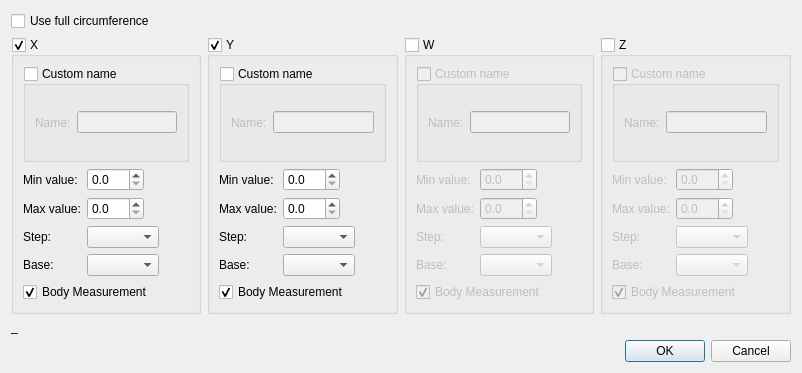
Old version of the form src/app/tape/dialogs/dialogsetupmultisize.ui in the repository dismine/valentina.
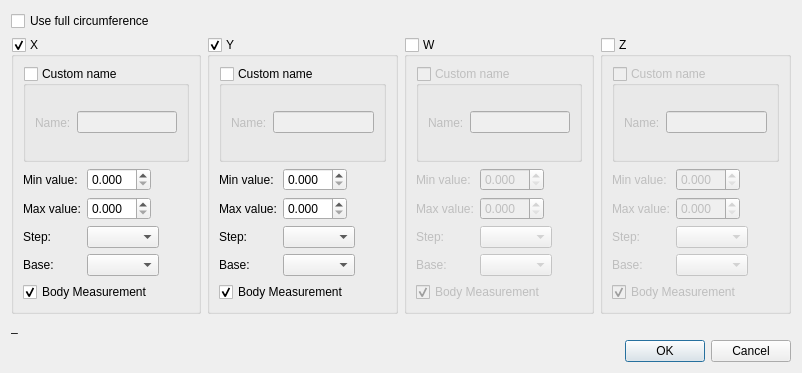
New version of the form. Icons and pictures are not drawn.

The edit to the form file:
```diff
--- a/src/app/tape/dialogs/dialogsetupmultisize.ui
+++ b/src/app/tape/dialogs/dialogsetupmultisize.ui
@@ -130,7 +130,7 @@
              <string>Minimal value described in the column</string>
             </property>
             <property name="decimals">
-             <number>1</number>
+             <number>3</number>
             </property>
            </widget>
           </item>
@@ -140,7 +140,7 @@
              <string>Maximal value described in the column</string>
             </property>
             <property name="decimals">
-             <number>1</number>
+             <number>3</number>
             </property>
            </widget>
           </item>
@@ -268,7 +268,10 @@
              <string>Minimal value described in the column</string>
             </property>
             <property name="decimals">
-             <number>1</number>
+             <number>3</number>
+            </property>
+            <property name="singleStep">
+             <double>1.000000000000000</double>
             </property>
            </widget>
           </item>
@@ -278,7 +281,7 @@
              <string>Maximal value described in the column</string>
             </property>
             <property name="decimals">
-             <number>1</number>
+             <number>3</number>
             </property>
            </widget>
           </item>
@@ -406,7 +409,7 @@
              <string>Minimal value described in the column</string>
             </property>
             <property name="decimals">
-             <number>1</number>
+             <number>3</number>
             </property>
            </widget>
           </item>
@@ -416,7 +419,7 @@
              <string>Maximal value described in the column</string>
             </property>
             <property name="decimals">
-             <number>1</number>
+             <number>3</number>
             </property>
            </widget>
           </item>
@@ -544,7 +547,7 @@
              <string>Minimal value described in the column</string>
             </property>
             <property name="decimals">
-             <number>1</number>
+             <number>3</number>
             </property>
            </widget>
           </item>
@@ -554,7 +557,7 @@
              <string>Maximal value described in the column</string>
             </property>
             <property name="decimals">
-             <number>1</number>
+             <number>3</number>
             </property>
            </widget>
           </item>
```
Left out of the diff: 12 changed lines with no effect on the pictures.
